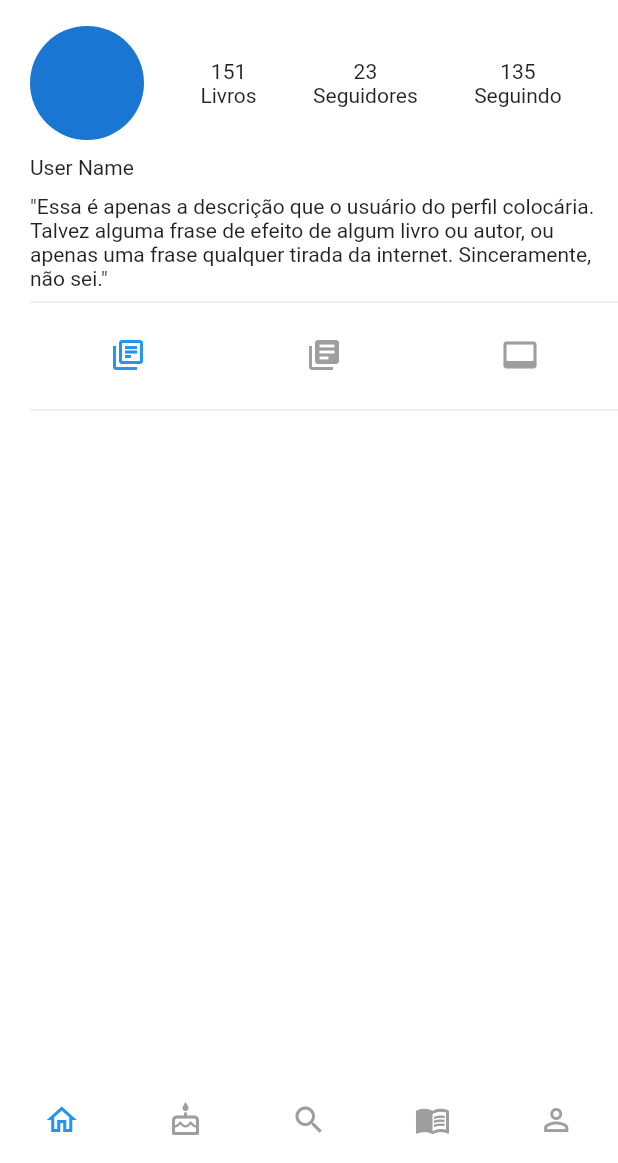
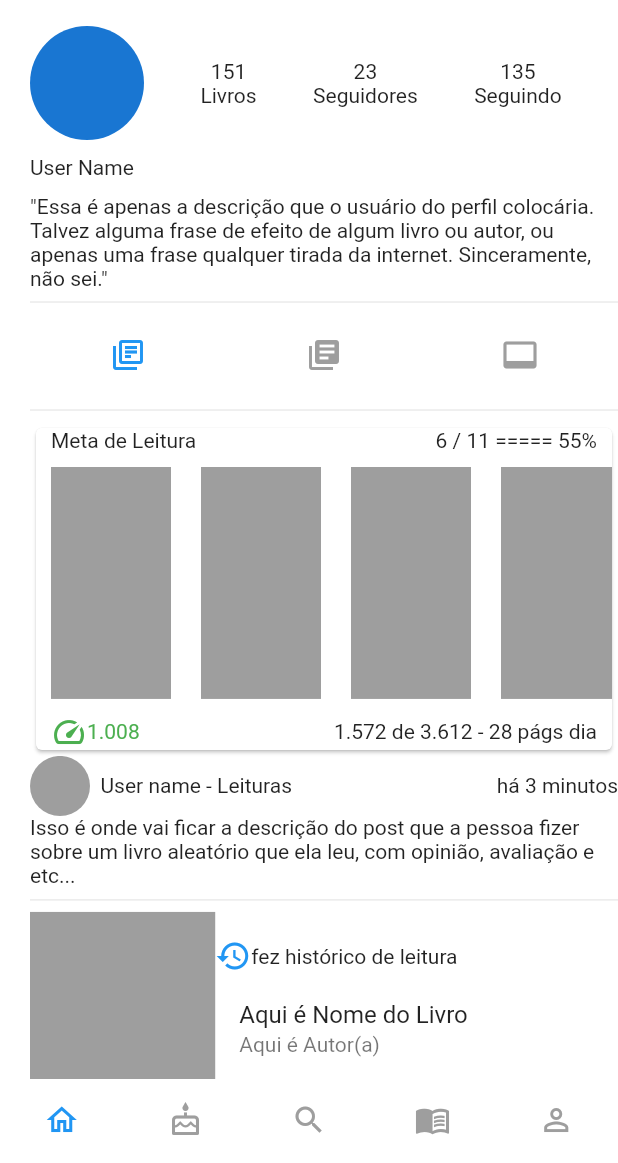
Before and after one commit to feliper2002/skoob_clone, a Flutter app: the screen it shows after launch, swiped to page 5, on a phone screen of 412 x 824 dp, the part 73-1236 px from its top. Run offline on Flutter 3.47's test engine with Material 2 defaults, Android fonts, the phone set to English and light mode, and no system bars.

Commit message:
profile page first view page

```diff
--- /dev/null
+++ b/lib/pages/profile/constants/user_stats_list.dart
@@ -0,0 +1,14 @@
+List<Map<String, dynamic>> stats = [
+  {
+    'title': '151',
+    'subtitle': 'Livros',
+  },
+  {
+    'title': '23',
+    'subtitle': 'Seguidores',
+  },
+  {
+    'title': '135',
+    'subtitle': 'Seguindo',
+  },
+];
--- a/lib/pages/profile/profile.dart
+++ b/lib/pages/profile/profile.dart
@@ -1,4 +1,6 @@
 import 'package:flutter/material.dart';
+import 'package:skoob_clone/pages/profile/constants/user_stats_list.dart';
+import 'package:skoob_clone/pages/profile/views/leituras.dart';
 
 class ProfilePage extends StatefulWidget {
   @override
@@ -25,7 +27,9 @@ class _ProfilePageState extends State<ProfilePage> {
   Widget build(BuildContext context) {
     return Scaffold(
       body: LayoutBuilder(
-        builder: (context, constraints) => Container(
+        builder: (context, constraints) => ListView.builder(
+          itemCount: 1,
+          itemBuilder: (context, index) => Container(
             padding: EdgeInsets.only(left: 20, top: 10),
             height: constraints.maxHeight,
             width: constraints.maxWidth,
@@ -42,26 +46,14 @@ class _ProfilePageState extends State<ProfilePage> {
                     Expanded(
                       child: Row(
                         mainAxisAlignment: MainAxisAlignment.spaceEvenly,
+                        children: stats
+                            .map((sts) => Column(
                                   children: [
-                        Column(
-                          children: [
-                            Text('151'),
-                            Text('Livros'),
+                                    Text(sts['title']),
+                                    Text(sts['subtitle']),
                                   ],
-                        ),
-                        Column(
-                          children: [
-                            Text('23'),
-                            Text('Seguidores'),
-                          ],
-                        ),
-                        Column(
-                          children: [
-                            Text('135'),
-                            Text('Seguindo'),
-                          ],
-                        ),
-                      ],
+                                ))
+                            .toList(),
                       ),
                     ),
                   ],
@@ -95,18 +87,20 @@ class _ProfilePageState extends State<ProfilePage> {
                 Divider(),
                 Expanded(
                   child: PageView(
-                  scrollDirection: Axis.vertical,
                     onPageChanged: (index) {
                       _feedController.jumpToPage(index);
                     },
                     controller: _feedController,
-                  children: [],
+                    children: [
+                      Leituras(),
+                    ],
                   ),
                 ),
               ],
             ),
           ),
         ),
+      ),
     );
   }
 }
--- /dev/null
+++ b/lib/pages/profile/views/leituras.dart
@@ -0,0 +1,82 @@
+import 'package:flutter/material.dart';
+import 'package:skoob_clone/pages/home/widgets/posts.dart';
+
+class Leituras extends StatelessWidget {
+  @override
+  Widget build(BuildContext context) {
+    return LayoutBuilder(
+      builder: (context, constraints) => SingleChildScrollView(
+        child: Container(
+          height: constraints.maxHeight,
+          width: constraints.maxWidth,
+          child: Column(
+            children: [
+              Card(
+                child: Container(
+                  height: constraints.maxHeight * .49,
+                  width: constraints.maxWidth,
+                  child: Column(
+                    children: [
+                      Padding(
+                        padding: EdgeInsets.symmetric(horizontal: 10),
+                        child: Row(
+                          mainAxisAlignment: MainAxisAlignment.spaceBetween,
+                          children: [
+                            Text('Meta de Leitura'),
+                            Text('6 / 11 ===== 55%'),
+                          ],
+                        ),
+                      ),
+                      Expanded(
+                        child: ListView.builder(
+                          scrollDirection: Axis.horizontal,
+                          itemCount: 11,
+                          itemBuilder: (context, index) => Container(
+                            margin: EdgeInsets.all(10),
+                            height: 170,
+                            width: 80,
+                            color: Colors.grey,
+                          ),
+                        ),
+                      ),
+                      Padding(
+                        padding: EdgeInsets.symmetric(horizontal: 10),
+                        child: Row(
+                          mainAxisAlignment: MainAxisAlignment.spaceBetween,
+                          children: [
+                            Row(
+                              mainAxisAlignment: MainAxisAlignment.spaceBetween,
+                              children: [
+                                Icon(Icons.speed, color: Colors.green),
+                                Text(
+                                  '1.008',
+                                  style: TextStyle(
+                                    color: Colors.green,
+                                  ),
+                                ),
+                              ],
+                            ),
+                            Text('1.572 de 3.612 - 28 págs dia'),
+                          ],
+                        ),
+                      ),
+                    ],
+                  ),
+                ),
+              ),
+              Expanded(
+                child: ListView.builder(
+                  itemCount: 20,
+                  itemBuilder: (context, index) => Post(
+                    constraints: constraints * 1.5,
+                    viewName: 'Leituras',
+                  ),
+                ),
+              ),
+            ],
+          ),
+        ),
+      ),
+    );
+  }
+}
```
Lines whose indentation alone changed are shown as unchanged.
